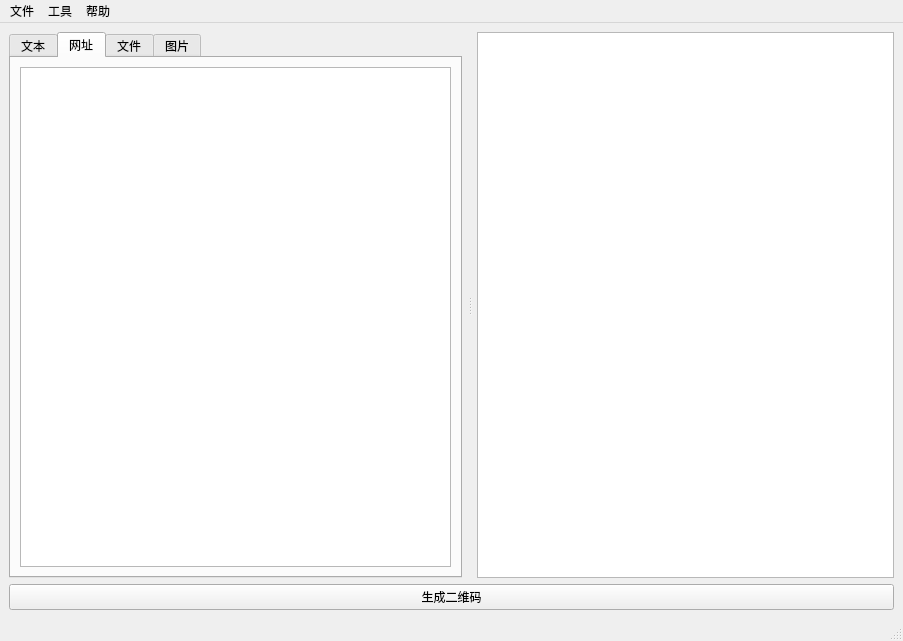
Above: main_window.ui from yoeelingBin/FantasticQR before the change. Below: the same form after it.
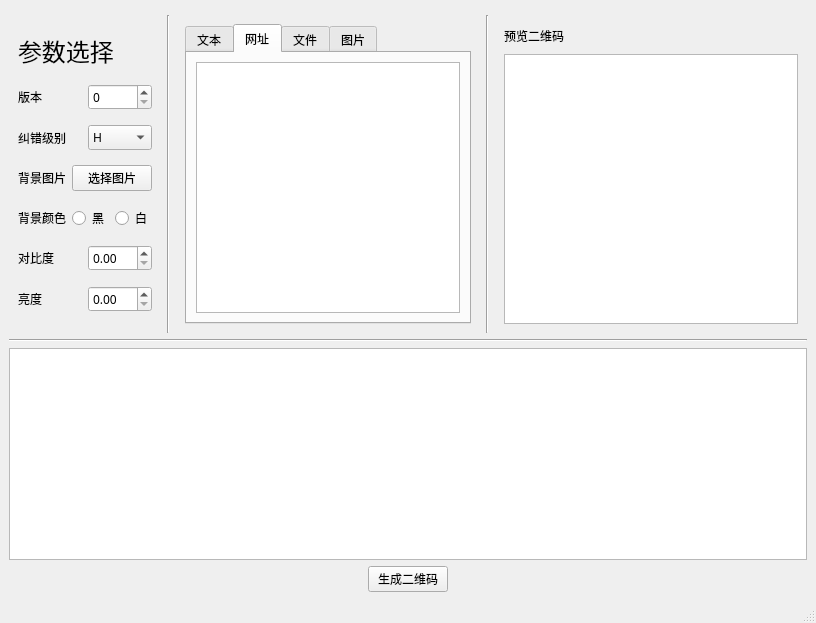
That is the form after the change. The open tabs and pages were chosen to show the change.

```diff
--- a/main_window.ui
+++ b/main_window.ui
@@ -6,34 +6,268 @@
    <rect>
     <x>0</x>
     <y>0</y>
-    <width>903</width>
-    <height>641</height>
+    <width>816</width>
+    <height>623</height>
    </rect>
   </property>
   <property name="windowTitle">
    <string>Fantastic QR</string>
   </property>
   <widget class="QWidget" name="centralwidget">
-   <layout class="QGridLayout" name="gridLayout_2">
-    <item row="2" column="0">
-     <widget class="QPushButton" name="pushButton">
+   <layout class="QVBoxLayout" name="verticalLayout_3" stretch="0,3,0,2,0">
+    <item>
+     <widget class="Line" name="line">
+      <property name="orientation">
+       <enum>Qt::Vertical</enum>
+      </property>
+     </widget>
+    </item>
+    <item>
+     <layout class="QHBoxLayout" name="horizontalLayout_17">
+      <item>
+       <widget class="QWidget" name="select_wrapper" native="true">
+        <layout class="QHBoxLayout" name="horizontalLayout_14">
+         <item>
+          <layout class="QVBoxLayout" name="verticalLayout" stretch="1,2,2,2,2,2,2">
+           <item>
+            <widget class="QLabel" name="label">
+             <property name="sizePolicy">
+              <sizepolicy hsizetype="Preferred" vsizetype="Fixed">
+               <horstretch>0</horstretch>
+               <verstretch>0</verstretch>
+              </sizepolicy>
+             </property>
+             <property name="font">
+              <font>
+               <family>苹方 中等</family>
+               <pointsize>18</pointsize>
+              </font>
+             </property>
       <property name="text">
-       <string>生成二维码</string>
+              <string>参数选择</string>
       </property>
      </widget>
     </item>
-    <item row="1" column="0">
-     <widget class="QSplitter" name="splitter">
-      <property name="orientation">
-       <enum>Qt::Horizontal</enum>
-      </property>
-      <property name="handleWidth">
-       <number>15</number>
-      </property>
+           <item>
+            <layout class="QHBoxLayout" name="horizontalLayout">
+             <item>
+              <widget class="QLabel" name="label_2">
+               <property name="font">
+                <font>
+                 <family>苹方 中等</family>
+                </font>
+               </property>
+               <property name="text">
+                <string>版本</string>
+               </property>
+              </widget>
+             </item>
+             <item>
+              <widget class="QSpinBox" name="spinBox">
+               <property name="font">
+                <font>
+                 <family>苹方 中等</family>
+                </font>
+               </property>
+              </widget>
+             </item>
+            </layout>
+           </item>
+           <item>
+            <layout class="QHBoxLayout" name="horizontalLayout_2">
+             <item>
+              <widget class="QLabel" name="label_3">
+               <property name="font">
+                <font>
+                 <family>苹方 中等</family>
+                </font>
+               </property>
+               <property name="text">
+                <string>纠错级别</string>
+               </property>
+              </widget>
+             </item>
+             <item>
+              <widget class="QComboBox" name="comboBox">
+               <property name="font">
+                <font>
+                 <family>苹方 中等</family>
+                </font>
+               </property>
+               <item>
+                <property name="text">
+                 <string>H</string>
+                </property>
+               </item>
+               <item>
+                <property name="text">
+                 <string>L</string>
+                </property>
+               </item>
+               <item>
+                <property name="text">
+                 <string>M</string>
+                </property>
+               </item>
+               <item>
+                <property name="text">
+                 <string>Q</string>
+                </property>
+               </item>
+              </widget>
+             </item>
+            </layout>
+           </item>
+           <item>
+            <layout class="QHBoxLayout" name="horizontalLayout_3">
+             <item>
+              <widget class="QLabel" name="label_4">
+               <property name="font">
+                <font>
+                 <family>苹方 中等</family>
+                </font>
+               </property>
+               <property name="text">
+                <string>背景图片</string>
+               </property>
+              </widget>
+             </item>
+             <item>
+              <widget class="QPushButton" name="pushButton_2">
+               <property name="font">
+                <font>
+                 <family>苹方 中等</family>
+                </font>
+               </property>
+               <property name="text">
+                <string>选择图片</string>
+               </property>
+              </widget>
+             </item>
+            </layout>
+           </item>
+           <item>
+            <layout class="QHBoxLayout" name="horizontalLayout_4">
+             <item>
+              <widget class="QLabel" name="label_5">
+               <property name="font">
+                <font>
+                 <family>苹方 中等</family>
+                </font>
+               </property>
+               <property name="text">
+                <string>背景颜色</string>
+               </property>
+              </widget>
+             </item>
+             <item>
+              <widget class="QRadioButton" name="radioButton">
+               <property name="font">
+                <font>
+                 <family>苹方 中等</family>
+                </font>
+               </property>
+               <property name="text">
+                <string>黑</string>
+               </property>
+               <attribute name="buttonGroup">
+                <string notr="true">buttonGroup</string>
+               </attribute>
+              </widget>
+             </item>
+             <item>
+              <widget class="QRadioButton" name="radioButton_2">
+               <property name="font">
+                <font>
+                 <family>苹方 中等</family>
+                </font>
+               </property>
+               <property name="text">
+                <string>白</string>
+               </property>
+               <attribute name="buttonGroup">
+                <string notr="true">buttonGroup</string>
+               </attribute>
+              </widget>
+             </item>
+            </layout>
+           </item>
+           <item>
+            <layout class="QHBoxLayout" name="horizontalLayout_5">
+             <item>
+              <widget class="QLabel" name="label_6">
+               <property name="font">
+                <font>
+                 <family>苹方 中等</family>
+                </font>
+               </property>
+               <property name="text">
+                <string>对比度</string>
+               </property>
+              </widget>
+             </item>
+             <item>
+              <widget class="QDoubleSpinBox" name="doubleSpinBox">
+               <property name="font">
+                <font>
+                 <family>苹方 中等</family>
+                </font>
+               </property>
+              </widget>
+             </item>
+            </layout>
+           </item>
+           <item>
+            <layout class="QHBoxLayout" name="horizontalLayout_6">
+             <item>
+              <widget class="QLabel" name="label_7">
+               <property name="font">
+                <font>
+                 <family>苹方 中等</family>
+                </font>
+               </property>
+               <property name="text">
+                <string>亮度</string>
+               </property>
+              </widget>
+             </item>
+             <item>
+              <widget class="QDoubleSpinBox" name="doubleSpinBox_2">
+               <property name="font">
+                <font>
+                 <family>苹方 中等</family>
+                </font>
+               </property>
+              </widget>
+             </item>
+            </layout>
+           </item>
+          </layout>
+         </item>
+        </layout>
+       </widget>
+      </item>
+      <item>
+       <layout class="QHBoxLayout" name="horizontalLayout_16">
+        <item>
+         <layout class="QHBoxLayout" name="horizontalLayout_15">
+          <item>
+           <widget class="Line" name="line_2">
+            <property name="orientation">
+             <enum>Qt::Vertical</enum>
+            </property>
+           </widget>
+          </item>
+          <item>
       <widget class="QWidget" name="tab_wrapper" native="true">
-       <layout class="QGridLayout" name="gridLayout_3">
-        <item row="1" column="0">
+            <layout class="QHBoxLayout" name="horizontalLayout_13">
+             <item>
          <widget class="QTabWidget" name="tabWidget">
+               <property name="font">
+                <font>
+                 <family>苹方 中等</family>
+                </font>
+               </property>
           <property name="currentIndex">
            <number>0</number>
           </property>
@@ -54,9 +288,9 @@
            <attribute name="title">
             <string>网址</string>
            </attribute>
-           <layout class="QVBoxLayout" name="verticalLayout">
-            <item>
-             <widget class="QTextEdit" name="textEdit_2"/>
+                <layout class="QGridLayout" name="gridLayout_3">
+                 <item row="0" column="0">
+                  <widget class="QTextEdit" name="webEdit"/>
             </item>
            </layout>
           </widget>
@@ -74,48 +308,106 @@
         </item>
        </layout>
       </widget>
+          </item>
+         </layout>
+        </item>
+        <item>
+         <widget class="Line" name="line_3">
+          <property name="orientation">
+           <enum>Qt::Vertical</enum>
+          </property>
+         </widget>
+        </item>
+        <item>
       <widget class="QWidget" name="image_wrapper" native="true">
-       <layout class="QGridLayout" name="gridLayout_4">
-        <item row="0" column="0">
+          <property name="minimumSize">
+           <size>
+            <width>100</width>
+            <height>100</height>
+           </size>
+          </property>
+          <property name="font">
+           <font>
+            <family>苹方 中等</family>
+           </font>
+          </property>
+          <layout class="QGridLayout" name="gridLayout_2">
+           <item row="2" column="0">
          <widget class="QGraphicsView" name="graphicsView">
+             <property name="sizePolicy">
+              <sizepolicy hsizetype="Preferred" vsizetype="Preferred">
+               <horstretch>10</horstretch>
+               <verstretch>10</verstretch>
+              </sizepolicy>
+             </property>
+             <property name="minimumSize">
+              <size>
+               <width>100</width>
+               <height>100</height>
+              </size>
+             </property>
           <property name="toolTip">
            <string>&lt;html&gt;&lt;head/&gt;&lt;body&gt;&lt;p&gt;此处显示二维码&lt;/p&gt;&lt;/body&gt;&lt;/html&gt;</string>
           </property>
          </widget>
         </item>
-       </layout>
-      </widget>
-     </widget>
-    </item>
-   </layout>
-  </widget>
-  <widget class="QMenuBar" name="menubar">
-   <property name="geometry">
-    <rect>
-     <x>0</x>
-     <y>0</y>
-     <width>903</width>
-     <height>23</height>
-    </rect>
-   </property>
-   <widget class="QMenu" name="menu">
-    <property name="title">
-     <string>文件</string>
-    </property>
-   </widget>
-   <widget class="QMenu" name="menu_2">
-    <property name="title">
-     <string>工具</string>
-    </property>
-   </widget>
-   <widget class="QMenu" name="menu_3">
-    <property name="title">
-     <string>帮助</string>
-    </property>
-   </widget>
-   <addaction name="menu"/>
-   <addaction name="menu_2"/>
-   <addaction name="menu_3"/>
+           <item row="0" column="0">
+            <layout class="QVBoxLayout" name="verticalLayout_2">
+             <property name="topMargin">
+              <number>3</number>
+             </property>
+             <property name="bottomMargin">
+              <number>3</number>
+             </property>
+             <item>
+              <widget class="QLabel" name="label_15">
+               <property name="text">
+                <string>预览二维码</string>
+               </property>
+              </widget>
+             </item>
+            </layout>
+           </item>
+          </layout>
+         </widget>
+        </item>
+       </layout>
+      </item>
+     </layout>
+    </item>
+    <item>
+     <widget class="Line" name="line_4">
+      <property name="orientation">
+       <enum>Qt::Horizontal</enum>
+      </property>
+     </widget>
+    </item>
+    <item>
+     <widget class="QTextBrowser" name="textBrowser"/>
+    </item>
+    <item>
+     <layout class="QHBoxLayout" name="horizontalLayout_18">
+      <item>
+       <widget class="QPushButton" name="genqr_button">
+        <property name="sizePolicy">
+         <sizepolicy hsizetype="Fixed" vsizetype="Fixed">
+          <horstretch>0</horstretch>
+          <verstretch>0</verstretch>
+         </sizepolicy>
+        </property>
+        <property name="font">
+         <font>
+          <family>苹方 中等</family>
+         </font>
+        </property>
+        <property name="text">
+         <string>生成二维码</string>
+        </property>
+       </widget>
+      </item>
+     </layout>
+    </item>
+   </layout>
   </widget>
   <widget class="QStatusBar" name="statusbar"/>
  </widget>
```
Left out of the diff: 3 changed lines with no effect on the pictures. Lines whose indentation alone changed are shown as unchanged.
